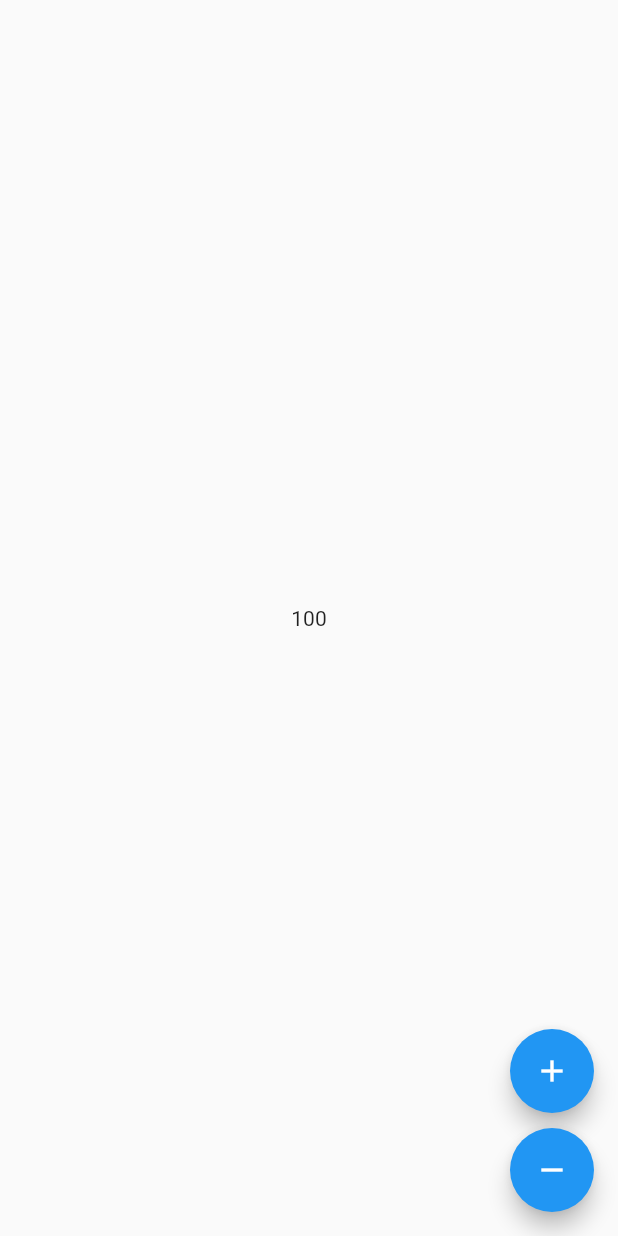
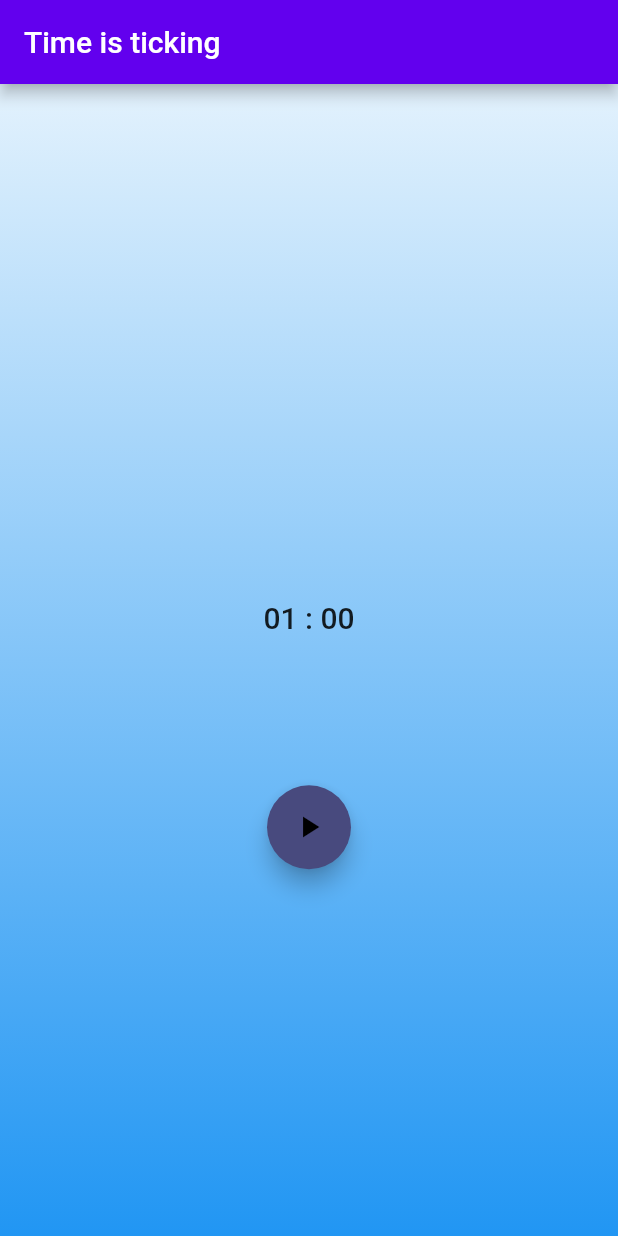
Before and after one commit to BowonLee/bloc_practice, a Flutter app: the screen it shows after launch, on a phone screen of 412 x 824 dp. Run offline on Flutter 3.47's test engine with Material 2 defaults, Android fonts, the phone set to English and light mode, and no system bars; our stand-ins replace bloc, equatable, flutter_bloc.

Commit message:
bloc을 사용한 타이머 페이지 추가

```diff
--- a/lib/counter/counter_cubit.dart
+++ b/lib/counter/counter_cubit.dart
@@ -3,6 +3,8 @@ import 'package:bloc/bloc.dart';
 
 
 /// 즘감 기능의 cubit
+/// Cubit은 단일 state의 변경을 처리한다. 단순한 동작에 적합하며 사용이 쉽다.
+/// 여느 상태관리와 같이 super에 초기값이 들어간다.
 class CounterCubit extends Cubit<int> {
   CounterCubit(): super(100);
 
--- a/lib/counter/counter_obsever.dart
+++ b/lib/counter/counter_obsever.dart
@@ -1,5 +1,7 @@
 import 'package:bloc/bloc.dart';
 
+/// 전역적으로 bloc 변경을 감지하는 옵저버이다
+///
 class CounterObserver extends BlocObserver {
   const CounterObserver();
 
--- a/lib/main.dart
+++ b/lib/main.dart
@@ -1,9 +1,9 @@
 import 'package:bloc/bloc.dart';
-import 'package:bloc_practice/counter/counter.dart';
 import 'package:bloc_practice/counter/counter_obsever.dart';
+import 'package:bloc_practice/timer/view/timer_home.dart';
 import 'package:flutter/material.dart';
 
 void main() {
   Bloc.observer = const CounterObserver();
-  runApp(const CounterHome());
+  runApp(const TimerHome());
 }
--- /dev/null
+++ b/lib/timer/bloc/timer_bloc.dart
@@ -0,0 +1,78 @@
+import 'dart:async';
+
+import 'package:bloc/bloc.dart';
+import 'package:equatable/equatable.dart';
+
+import '../ticker.dart';
+
+part 'timer_event.dart';
+part 'timer_state.dart';
+
+/// bloc의 설정은 다음과 같은 단계로 진행된다.
+///
+/// 1. 시작값을 셋팅한다.
+/// 2. 생성자에 이벤트 핸들러를 등록한다.
+/// 3. 이벤트 핸들러의 정의는 내부 메서드를 통해 정의한다.
+/// bloc< 이벤트 , 상태 >
+
+class TimerBloc extends Bloc<TimerEvent, TimerState> {
+  static const int _duration = 60;
+  final Ticker _ticker;
+
+  TimerBloc({required Ticker ticker})
+      : _ticker = ticker,
+        super(const TimerInitial(_duration)) {
+    on<TimerStarted>(_onStart);
+    on<_TimerTicked>(_onTicked);
+    on<TimerReset>(_onReset);
+    on<TimerPaused>(_onPause);
+    on<TimerResumed>(_onResumed);
+  }
+
+  // 시간 변경에 따른 이벤트
+  StreamSubscription<int>? _tickerSubscription;
+
+  @override
+  Future<void> close() {
+    _tickerSubscription?.cancel();
+
+    return super.close();
+  }
+
+  void _onStart(TimerStarted state, Emitter<TimerState> emitter) {
+    /// 이벤트 시작 시 로딩부터 보여준다.
+    /// 이벤트 시작 시 기존 이벤트를 취소시킨다. (단일 이벤트)
+    emit(TimerRunProgress(state.duration));
+
+    _tickerSubscription?.cancel();
+    _tickerSubscription =
+        _ticker.tick(ticks: state.duration).listen((duration) {
+      add(_TimerTicked(duration: duration));
+    });
+  }
+
+  void _onPause(TimerPaused state, Emitter<TimerState> emitter) {
+    if (state is TimerRunProgress) {
+      _tickerSubscription?.pause();
+      emit(TimerRunPause((state as TimerRunPause).duration));
+    }
+  }
+
+  void _onResumed(TimerResumed state, Emitter<TimerState> emitter) {
+    if (state is TimerRunPause) {
+      _tickerSubscription?.resume();
+      emit(TimerRunProgress((state as TimerRunPause).duration));
+    }
+  }
+
+  void _onReset(TimerReset state, Emitter<TimerState> emitter) {
+    _tickerSubscription?.cancel();
+    emit(const TimerInitial(_duration));
+  }
+
+  void _onTicked(_TimerTicked state, Emitter<TimerState> emitter) {
+    emit(state.duration > 0
+        ? TimerRunProgress(state.duration)
+        : const TimerRunComplete());
+  }
+}
--- /dev/null
+++ b/lib/timer/bloc/timer_event.dart
@@ -0,0 +1,28 @@
+
+part of 'timer_bloc.dart';
+
+abstract class TimerEvent {
+  const TimerEvent();
+}
+
+class TimerStarted extends TimerEvent {
+  const TimerStarted({required this.duration});
+  final int duration;
+}
+
+class TimerPaused extends TimerEvent {
+  const TimerPaused();
+}
+
+class TimerResumed extends TimerEvent {
+  const TimerResumed();
+}
+
+class TimerReset extends TimerEvent {
+  const TimerReset();
+}
+
+class _TimerTicked extends TimerEvent {
+  const _TimerTicked({required this.duration});
+  final int duration;
+}
--- /dev/null
+++ b/lib/timer/bloc/timer_state.dart
@@ -0,0 +1,36 @@
+
+
+part of 'timer_bloc.dart';
+
+abstract class TimerState extends Equatable{
+  const TimerState(this.duration);
+  final int duration;
+
+  @override
+  List<Object> get props => [duration];
+}
+
+class TimerInitial extends TimerState{
+  const TimerInitial(super.duration);
+
+  @override
+  String toString() => 'Time Init duration $duration ';
+}
+
+class TimerRunPause extends TimerState {
+ const TimerRunPause(super.duration);
+
+ @override
+ String toString() => 'Time run pause duration $duration ';
+}
+
+class TimerRunProgress extends TimerState {
+  const TimerRunProgress(super.duration);
+
+  @override
+  String toString() => 'Time run progress duration $duration ';
+}
+
+class TimerRunComplete extends TimerState {
+  const TimerRunComplete() : super(0);
+}
--- /dev/null
+++ b/lib/timer/ticker.dart
@@ -0,0 +1,10 @@
+class Ticker {
+  const Ticker();
+
+  Stream<int> tick({required int ticks}) {
+    return Stream.periodic(
+      const Duration(seconds: 1),
+      (x) => ticks - x - 1,
+    ).take(ticks);
+  }
+}
--- /dev/null
+++ b/lib/timer/view/background.dart
@@ -0,0 +1,20 @@
+import 'package:flutter/material.dart';
+
+class Background extends StatelessWidget {
+  const Background({Key? key}) : super(key: key);
+  @override
+  Widget build(BuildContext context) {
+    return Container(
+      decoration: BoxDecoration(
+        gradient: LinearGradient(
+          begin: Alignment.topCenter,
+          end: Alignment.bottomCenter,
+          colors: [
+            Colors.blue.shade50,
+            Colors.blue.shade500,
+          ],
+        ),
+      ),
+    );
+  }
+}
--- /dev/null
+++ b/lib/timer/view/timer_action.dart
@@ -0,0 +1,68 @@
+import 'package:bloc_practice/timer/bloc/timer_bloc.dart';
+import 'package:flutter/material.dart';
+import 'package:flutter_bloc/flutter_bloc.dart';
+
+class TimerAction extends StatelessWidget {
+  const TimerAction({Key? key}) : super(key: key);
+
+  @override
+  Widget build(BuildContext context) {
+    final timerBloc = context.read<TimerBloc>();
+
+    return BlocBuilder<TimerBloc, TimerState>(
+      // 상태의변화가 일어나는 경우 다시 빌드한다.
+      buildWhen: (prev, current) => prev.runtimeType != current.runtimeType,
+      builder: (context, state) {
+        return Row(
+          mainAxisAlignment: MainAxisAlignment.spaceEvenly,
+          children: [
+            if (state is TimerInitial) ...[
+              FloatingActionButton(
+                onPressed: () {
+                  timerBloc.add(TimerStarted(duration: state.duration));
+                },
+                child: const Icon(Icons.play_arrow),
+              )
+            ],
+            if (state is TimerRunProgress) ...[
+              FloatingActionButton(
+                onPressed: () {
+                  timerBloc.add(const TimerPaused());
+                },
+                child: const Icon(Icons.pause),
+              ),
+              FloatingActionButton(
+                onPressed: () {
+                  timerBloc.add(const TimerReset());
+                },
+                child: const Icon(Icons.replay),
+              )
+            ],
+            if (state is TimerRunPause) ...[
+              FloatingActionButton(
+                onPressed: () {
+                  timerBloc.add(TimerResumed());
+                },
+                child: const Icon(Icons.play_arrow),
+              ),
+              FloatingActionButton(
+                onPressed: () {
+                  timerBloc.add(TimerReset());
+                },
+                child: const Icon(Icons.replay),
+              )
+            ],
+            if (state is TimerRunComplete) ...[
+              FloatingActionButton(
+                onPressed: () {
+                  timerBloc.add(TimerReset());
+                },
+                child: const Icon(Icons.replay),
+              )
+            ],
+          ],
+        );
+      },
+    );
+  }
+}
--- /dev/null
+++ b/lib/timer/view/timer_home.dart
@@ -0,0 +1,19 @@
+import 'package:bloc_practice/timer/view/timer_page.dart';
+import 'package:flutter/material.dart';
+
+class TimerHome extends StatelessWidget {
+  const TimerHome({Key? key}) : super(key: key);
+
+  @override
+  Widget build(BuildContext context) {
+    return MaterialApp(
+      theme: ThemeData(
+        primaryColor: const Color.fromRGBO(109, 234, 255, 1),
+        colorScheme: const ColorScheme.light(
+          secondary: Color.fromRGBO(72, 74, 126, 1),
+        ),
+      ),
+      home: const TimerPage(),
+    );
+  }
+}
--- /dev/null
+++ b/lib/timer/view/timer_page.dart
@@ -0,0 +1,65 @@
+import 'package:bloc_practice/timer/bloc/timer_bloc.dart';
+import 'package:bloc_practice/timer/ticker.dart';
+import 'package:bloc_practice/timer/view/background.dart';
+import 'package:bloc_practice/timer/view/timer_action.dart';
+import 'package:flutter/material.dart';
+import 'package:flutter_bloc/flutter_bloc.dart';
+
+class TimerPage extends StatelessWidget {
+  const TimerPage({Key? key}) : super(key: key);
+
+  @override
+  Widget build(BuildContext context) {
+    return BlocProvider(
+      create: (_) => TimerBloc(ticker: Ticker()),
+      child: const _TimerView(),
+    );
+  }
+}
+
+class _TimerView extends StatelessWidget {
+  const _TimerView({Key? key}) : super(key: key);
+
+  @override
+  Widget build(BuildContext context) {
+    return Scaffold(
+      appBar: AppBar(
+        title: const Text("Time is ticking"),
+      ),
+      body: Stack(
+        children: [
+          const Background(),
+          Column(
+            mainAxisAlignment: MainAxisAlignment.center,
+            crossAxisAlignment: CrossAxisAlignment.center,
+            children: const [
+              Padding(
+                  padding: EdgeInsets.symmetric(vertical: 100.0),
+                  child: Center(
+                    child: _TimerText(),
+                  )),
+              TimerAction()
+            ],
+          )
+        ],
+      ),
+    );
+  }
+}
+
+class _TimerText extends StatelessWidget {
+  const _TimerText({Key? key}) : super(key: key);
+
+  @override
+  Widget build(BuildContext context) {
+    final int duration =
+        context.select((TimerBloc bloc) => bloc.state.duration);
+    final minuteStr = (duration / 60).floor().toString().padLeft(2, '0');
+    final secondStr = (duration % 60).toString().padLeft(2, '0');
+
+    return Text(
+      "$minuteStr : $secondStr",
+      style: Theme.of(context).textTheme.titleLarge,
+    );
+  }
+}
--- a/pubspec.yaml
+++ b/pubspec.yaml
@@ -32,7 +32,7 @@ dependencies:
     sdk: flutter
   bloc: ^8.1.0
   flutter_bloc: ^8.1.1
-
+  equatable: ^2.0.3
   # The following adds the Cupertino Icons font to your application.
   # Use with the CupertinoIcons class for iOS style icons.
   cupertino_icons: ^1.0.2
```
Also changed, not shown: pubspec.lock.
